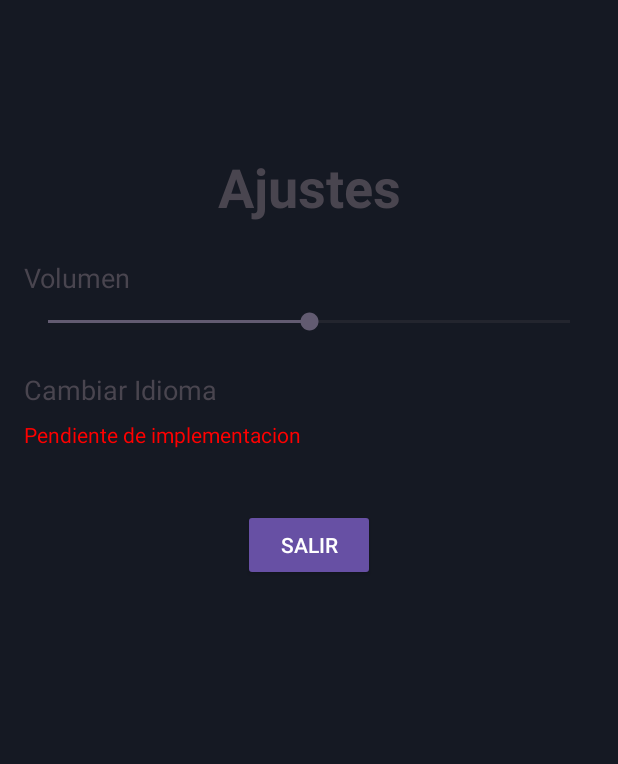
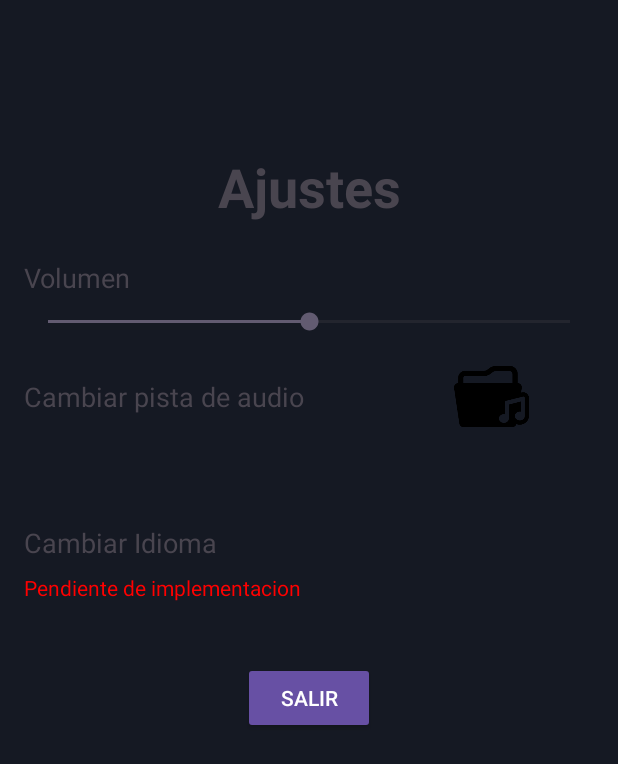
Before and after one commit to ALaLodev/ByteBuiders, an Android app: the SettingsActivity screen opened directly, with no data from a screen before it, on a phone screen of 412 x 824 dp. Shown: the top 764 px of the screen. Run offline under Robolectric (Android 15) with nearby library versions, the light colour scheme and no system bars.

Commit message:
Barra de volumen de pantalla ajuste funcionando

```diff
--- a/app/src/main/AndroidManifest.xml
+++ b/app/src/main/AndroidManifest.xml
@@ -35,6 +35,9 @@
         </activity>
         <activity android:name=".SettingsActivity">
         </activity>
+        <activity android:name=".MyApp"
+            android:exported="false">
+        </activity>
     </application>
 
 </manifest>
--- a/app/src/main/java/com/example/bytebuilders/MainActivity.kt
+++ b/app/src/main/java/com/example/bytebuilders/MainActivity.kt
@@ -26,8 +26,5 @@ class MainActivity : AppCompatActivity() {
     }
 
 
-    override fun onDestroy() {
-        super.onDestroy()
-        MusicPlayer.release() // Libera recursos al salir de la app
-    }
+
 }
--- a/app/src/main/java/com/example/bytebuilders/MenuActivity.kt
+++ b/app/src/main/java/com/example/bytebuilders/MenuActivity.kt
@@ -15,7 +15,6 @@ class MenuActivity : AppCompatActivity() {
 
     private lateinit var exitButtonMenu: ImageButton
     private lateinit var settingsButtonMenu: ImageButton
-
     private var points: Int = 0
 
     @SuppressLint("WrongViewCast", "MissingInflatedId")
@@ -24,14 +23,14 @@ class MenuActivity : AppCompatActivity() {
         enableEdgeToEdge()
         setContentView(R.layout.activity_menu)
 
-        // Establecer el texto subrayado en el TextView
+        // Configura el texto subrayado en el título del menu
         val textView = findViewById<TextView>(R.id.titlePlayer)
         val content = getString(R.string.menu_title)
         val underlinedText = SpannableString(content)
         underlinedText.setSpan(UnderlineSpan(), 0, content.length, 0)
         textView.text = underlinedText
-        //---------------------------------------------------------
 
+        // Inicializa los botones
         settingsButtonMenu = findViewById(R.id.settingsButtonMenu)
         exitButtonMenu = findViewById(R.id.exitButtonMenu)
         val btnPlayGame = findViewById<ImageButton>(R.id.playGame)
@@ -54,6 +53,7 @@ class MenuActivity : AppCompatActivity() {
         btnPlayGame.setOnClickListener { navigateToSelectPlayers() }
         btnScores.setOnClickListener { navigateToScores() }
 
+        // Configución botón mute
         muteButtonMenu.setOnClickListener {
             if (MusicPlayer.isPlaying()) {
                 MusicPlayer.pause()
@@ -62,6 +62,7 @@ class MenuActivity : AppCompatActivity() {
             }
         }
     }
+
 
     private fun navigateToSelectPlayers() {
         val intent = Intent(this, GameActivity::class.java)
@@ -75,4 +76,10 @@ class MenuActivity : AppCompatActivity() {
     }
 
 
+    // Libera recursos al salir de la app
+    override fun onDestroy() {
+        super.onDestroy()
+        MusicPlayer.release()
+    }
+
 }
--- a/app/src/main/java/com/example/bytebuilders/MusicPlayer.kt
+++ b/app/src/main/java/com/example/bytebuilders/MusicPlayer.kt
@@ -34,4 +34,8 @@ object MusicPlayer {
     fun isPlaying(): Boolean {
         return mediaPlayer?.isPlaying == true
     }
+
+    fun setVolume(volume: Float) {
+        mediaPlayer?.setVolume(volume, volume) // Establece volumen min y max
+    }
 }
--- a/app/src/main/java/com/example/bytebuilders/SettingsActivity.kt
+++ b/app/src/main/java/com/example/bytebuilders/SettingsActivity.kt
@@ -45,6 +45,10 @@ class SettingsActivity : AppCompatActivity() {
                 volumeLevel = progress
                 // Guardar el nuevo nivel de volumen
                 sharedPreferences.edit().putInt("volumeLevel", volumeLevel).apply()
+
+                // Ajustar el volumen del MusicPlayer
+                MusicPlayer.setVolume(volumeLevel / 100f) // Divide entre 100 para obtener un valor entre 0 y 1
+                volumeLabel.text = "Volumen: $volumeLevel" // Actualizar etiqueta del volumen
             }
 
             override fun onStartTrackingTouch(seekBar: SeekBar?) {
--- a/app/src/main/res/layout/activity_settings.xml
+++ b/app/src/main/res/layout/activity_settings.xml
@@ -42,17 +42,54 @@
         app:layout_constraintStart_toStartOf="parent"
         app:layout_constraintTop_toBottomOf="@id/volumeLabel" />
 
+    <androidx.constraintlayout.widget.ConstraintLayout
+        android:id="@+id/constrainMusic"
+        android:layout_width="match_parent"
+        android:layout_height="wrap_content"
+        android:layout_marginTop="16dp"
+        android:gravity="center"
+        android:orientation="horizontal"
+        app:layout_constraintTop_toBottomOf="@id/volumeSeekBar">
+
+        <TextView
+            android:id="@+id/musicLabel"
+            android:layout_width="wrap_content"
+            android:layout_height="wrap_content"
+            android:layout_marginStart="16dp"
+            android:text="@string/change_music"
+            android:textSize="18sp"
+            app:layout_constraintBottom_toBottomOf="parent"
+            app:layout_constraintStart_toStartOf="parent"
+            app:layout_constraintTop_toTopOf="parent" />
+
+        <ImageButton
+            android:id="@+id/music_folder_Button"
+            android:layout_width="50dp"
+            android:layout_height="50dp"
+            android:layout_marginStart="100dp"
+            android:layout_marginTop="0dp"
+            android:background="?attr/selectableItemBackgroundBorderless"
+            android:contentDescription="@string/music_folder"
+            android:scaleType="fitCenter"
+            android:src="@drawable/music_folder_1"
+            app:layout_constraintStart_toEndOf="@+id/musicLabel"
+            app:layout_constraintTop_toTopOf="parent"
+            app:layout_constraintBottom_toBottomOf="parent"/>
+    </androidx.constraintlayout.widget.ConstraintLayout>
+
+
     <!-- Etiqueta Idioma -->
     <TextView
         android:id="@+id/languageLabel"
         android:layout_width="wrap_content"
         android:layout_height="wrap_content"
         android:layout_marginStart="16dp"
-        android:layout_marginTop="24dp"
+        android:layout_marginTop="60dp"
         android:text="@string/language_label"
         android:textSize="18sp"
         app:layout_constraintStart_toStartOf="parent"
-        app:layout_constraintTop_toBottomOf="@id/volumeSeekBar" />
+        app:layout_constraintTop_toBottomOf="@id/constrainMusic" />
+
     <!-- Mensaje Pendiente -->
     <TextView
         android:id="@+id/languagePendingMessage"
--- a/app/src/main/res/values/strings.xml
+++ b/app/src/main/res/values/strings.xml
@@ -31,6 +31,8 @@
     <string name="volume_label">Volumen</string>
     <string name="language_label">Cambiar Idioma</string>
     <string name="btn_exit">Salir</string>
+    <string name="change_music">Cambiar pista de audio</string>
+    <string name="music_folder">Abrir carpeta de pistas de audio</string>
 
     <!--Pantalla de juego, activity_game -->
 
```
